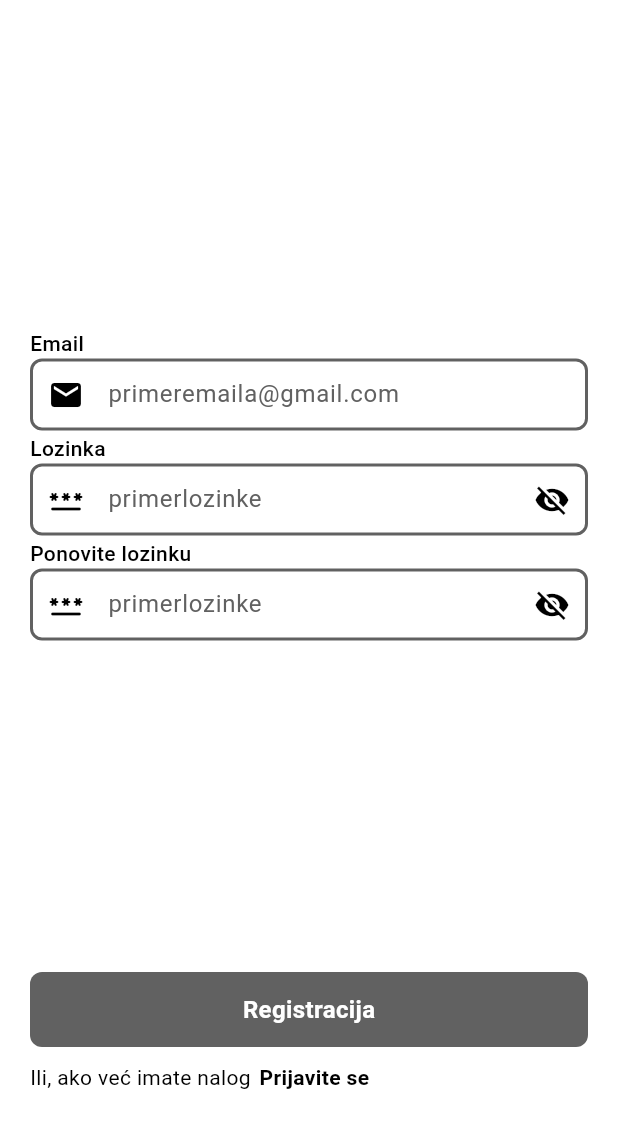
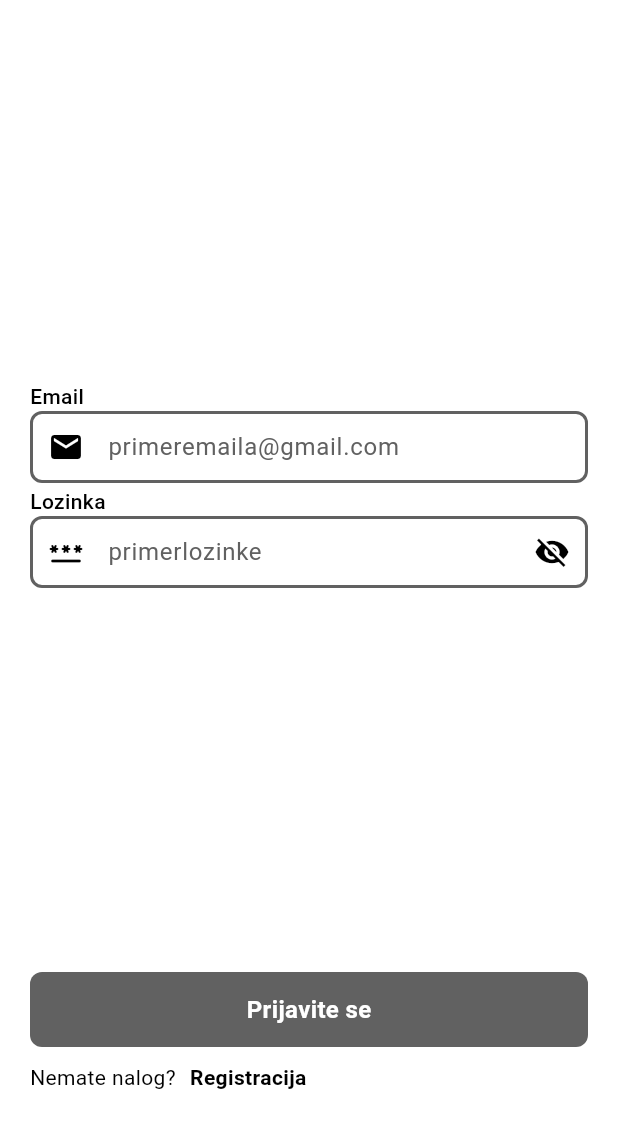
Before and after one commit to Prototypev1/warranty_saver, a Flutter app: the screen it shows after launch, after a tap on "Prijavite se", on a phone screen of 412 x 824 dp, the part 99-1236 px from its top. Run offline on Flutter 3.47's test engine with Material 3 defaults, Android fonts, the phone set to English and light mode, and no system bars; our stand-ins replace cloud_firestore, dio, easy_localization, firebase_auth, firebase_core, firebase_crashlytics and 5 more; missing offline and left inert: logger_service; accounts and stored records are empty; generated files the repository leaves out were written again; Roboto replaces fonts that are missing (CourierPrime-Bold.ttf, CourierPrime-Regular.ttf).

Commit message:
login layout, test etc

```diff
--- a/assets/localization/en.json
+++ b/assets/localization/en.json
@@ -30,5 +30,8 @@
         "wrong_email": "Incorrect email",
         "wrong_password": "Incorrect password",
         "complexity": "Incorrect password complexity"
+    },
+    "login_page": {
+        "no_account": "Don't have an account? "
     }
 }
--- a/assets/localization/sr.json
+++ b/assets/localization/sr.json
@@ -30,5 +30,8 @@
         "wrong_email": "Neispravan email",
         "wrong_password": "Neispravna lozinka",
         "complexity": "Nedovoljna kompleksnost lozinke"
+    },
+    "login_page": {
+        "no_account": "Nemate nalog? "
     }
 }
--- a/lib/core/presentation/navigation/router_configuration.dart
+++ b/lib/core/presentation/navigation/router_configuration.dart
@@ -41,19 +41,19 @@ class RouterConfiguration {
           ),
         ),
         GoRoute(
+          path: '/${RegisterPage.pageName}',
+          name: RegisterPage.pageName,
+          pageBuilder: (context, state) => _getPage(
+            key: state.pageKey,
+            child: const RegisterPage(),
+          ),
+        ),
+        GoRoute(
           path: '/${LoginPage.pageName}',
           name: LoginPage.pageName,
           pageBuilder: (context, state) => _getPage(
             key: state.pageKey,
             child: const LoginPage(),
-          ),
-        ),
-        GoRoute(
-          path: '/${RegisterPage.pageName}',
-          name: RegisterPage.pageName,
-          pageBuilder: (context, state) => _getPage(
-            key: state.pageKey,
-            child: const RegisterPage(),
           ),
         ),
         ShellRoute(
--- a/lib/feature/login_page/presentation/login_page.dart
+++ b/lib/feature/login_page/presentation/login_page.dart
@@ -1,7 +1,17 @@
+import 'package:easy_localization/easy_localization.dart';
 import 'package:flutter/material.dart';
 import 'package:flutter_bloc/flutter_bloc.dart';
+import 'package:go_router/go_router.dart';
+import 'package:warranty_saver/core/presentation/common/styles/custom_text_styles.dart';
+import 'package:warranty_saver/core/presentation/common/utils/helpers/helper.dart';
+import 'package:warranty_saver/core/presentation/common/widgets/buttons/clickable_text.dart';
+import 'package:warranty_saver/core/presentation/common/widgets/buttons/custom_register_button.dart';
+import 'package:warranty_saver/core/presentation/common/widgets/input_fields/custom_input_field.dart';
 import 'package:warranty_saver/di/di.dart';
 import 'package:warranty_saver/feature/add_page.dart/domain/cubit/login_page_cubit.dart';
+import 'package:warranty_saver/feature/add_page.dart/domain/cubit/login_page_state.dart';
+import 'package:warranty_saver/feature/register_page/presentation/register_page.dart';
+import 'package:warranty_saver/gen/locale_keys.g.dart';
 
 class LoginPage extends StatefulWidget {
   static const pageName = 'login';
@@ -13,6 +23,11 @@ class LoginPage extends StatefulWidget {
 
 class _LoginPageState extends State<LoginPage> {
   late final LoginPageCubit _loginPageCubit;
+  final _emailController = TextEditingController();
+  final _passwordController = TextEditingController();
+  bool _pwdVisible = false;
+  bool _emailValid = false;
+  bool _pwdValid = false;
 
   @override
   void initState() {
@@ -21,13 +36,113 @@ class _LoginPageState extends State<LoginPage> {
   }
 
   @override
+  void dispose() {
+    _emailController.dispose();
+    _passwordController.dispose();
+    super.dispose();
+  }
+
+  @override
   Widget build(BuildContext context) {
     return SafeArea(
       child: Scaffold(
-        body: BlocBuilder(
+        backgroundColor: Colors.white,
+        body: BlocConsumer(
           bloc: _loginPageCubit,
+          listener: (context, state) {
+            if (state is LoginPageStateSuccess) {
+              context.goNamed(LoginPage.pageName);
+            } else if (state is LoginPageStateError) {
+              //TODO(Marko) Create a custom error message here
+              ScaffoldMessenger.of(context).showSnackBar(
+                SnackBar(content: Text(state.message)),
+              );
+            }
+          },
           builder: (context, state) {
-            return Column();
+            final isLoading = state is LoginPageStateLoading;
+            return Padding(
+              padding: const EdgeInsets.symmetric(horizontal: 20, vertical: 30),
+              child: Column(
+                children: [
+                  Text(
+                    LocaleKeys.splash_page_warranty_saver.tr(),
+                    style: CustomTextStyles.of(context).bold30.apply(color: Colors.black),
+                  ),
+                  const Spacer(),
+                  CustomTextField(
+                    controller: _emailController,
+                    labelText: LocaleKeys.input_fields_email.tr(),
+                    hintText: LocaleKeys.input_fields_example_email.tr(),
+                    cursorColor: Colors.black,
+                    focusedBorderColor: Colors.black,
+                    enabledBorderColor: Colors.grey.shade700,
+                    prefixIcon: const Icon(Icons.email, color: Colors.black),
+                    hintStyle: TextStyle(color: Colors.grey.shade700),
+                    validator: Helper.validateEmail,
+                    textInputAction: TextInputAction.next,
+                    onChanged: (v) {
+                      _emailValid = Helper.validateEmail(v) == null;
+                      setState(() {});
+                    },
+                  ),
+                  CustomTextField(
+                    controller: _passwordController,
+                    labelText: LocaleKeys.input_fields_password.tr(),
+                    hintText: LocaleKeys.input_fields_example_password.tr(),
+                    cursorColor: Colors.black,
+                    focusedBorderColor: Colors.black,
+                    enabledBorderColor: Colors.grey.shade700,
+                    prefixIcon: Icon(Icons.password_rounded, color: Colors.black),
+                    obscureText: !_pwdVisible,
+                    suffixIcon: IconButton(
+                      icon: Icon(_pwdVisible ? Icons.visibility : Icons.visibility_off, color: Colors.black),
+                      onPressed: () => setState(() => _pwdVisible = !_pwdVisible),
+                    ),
+                    hintStyle: TextStyle(color: Colors.grey.shade700),
+                    textInputAction: TextInputAction.done,
+                    validator: (v) => Helper.validatePassword(v) ?? (_passwordController.text == v ? null : 'pwd err'),
+                    onChanged: (v) {
+                      _pwdValid = Helper.validatePassword(v) == null;
+                      setState(() {});
+                    },
+                  ),
+                  const Spacer(),
+                  CustomRegisterButton(
+                    isLoading: isLoading,
+                    onPressed: (!isLoading && _emailValid && _pwdValid)
+                        ? () {
+                            final emailError = Helper.validateEmail(_emailController.text);
+                            final pwdError = Helper.validatePassword(_passwordController.text);
+                            if (emailError != null || pwdError != null) return;
+                            _loginPageCubit.login(
+                              email: _emailController.text,
+                              password: _passwordController.text,
+                            );
+                          }
+                        : null,
+                    text: LocaleKeys.buttons_login.tr(),
+                  ),
+                  const SizedBox(height: 10),
+                  Row(
+                    children: [
+                      Text(
+                        '${LocaleKeys.login_page_no_account.tr()} ',
+                        style: CustomTextStyles.of(context).regular14.apply(color: Colors.black),
+                      ),
+                      const SizedBox(width: 2),
+                      ClickableText(
+                        text: LocaleKeys.buttons_register.tr(),
+                        onPressed: () {
+                          print('debug');
+                          context.pushNamed(RegisterPage.pageName);
+                        },
+                      ),
+                    ],
+                  ),
+                ],
+              ),
+            );
           },
         ),
       ),
--- a/lib/feature/splash_page/presentation/widgets/loading_bar.dart
+++ b/lib/feature/splash_page/presentation/widgets/loading_bar.dart
@@ -22,7 +22,7 @@ class _LoadingBarState extends State<LoadingBar> with SingleTickerProviderStateM
 
     _controller = AnimationController(
       vsync: this,
-      duration: const Duration(seconds: 4),
+      duration: const Duration(seconds: 2),
     );
 
     _animation = Tween<double>(begin: 0, end: 1).animate(_controller)
```
Also changed, not shown: lib/core/presentation/common/widgets/checkboxes/custom_checkbox.dart (added, +23 -0 lines), lib/feature/register_page/presentation/register_page.dart (+5 -2 lines).
